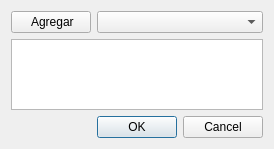
Qt form windows/AddRestrictionDialog.ui (santichialvo/holidaysAdministrator) before a commit.
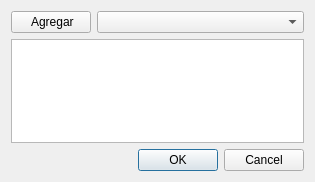
The same form after that commit. Icons and pictures are not drawn.

```diff
--- a/windows/AddRestrictionDialog.ui
+++ b/windows/AddRestrictionDialog.ui
@@ -6,8 +6,8 @@
    <rect>
     <x>0</x>
     <y>0</y>
-    <width>274</width>
-    <height>149</height>
+    <width>315</width>
+    <height>182</height>
    </rect>
   </property>
   <property name="windowTitle">
@@ -15,7 +15,14 @@
   </property>
   <layout class="QGridLayout" name="gridLayout">
    <item row="1" column="0" colspan="2">
-    <widget class="QListWidget" name="employee_listWidget"/>
+    <widget class="QListWidget" name="employee_listWidget">
+     <property name="font">
+      <font>
+       <family>MS Shell Dlg 2</family>
+       <pointsize>8</pointsize>
+      </font>
+     </property>
+    </widget>
    </item>
    <item row="2" column="1">
     <widget class="QDialogButtonBox" name="buttonBox">
```
